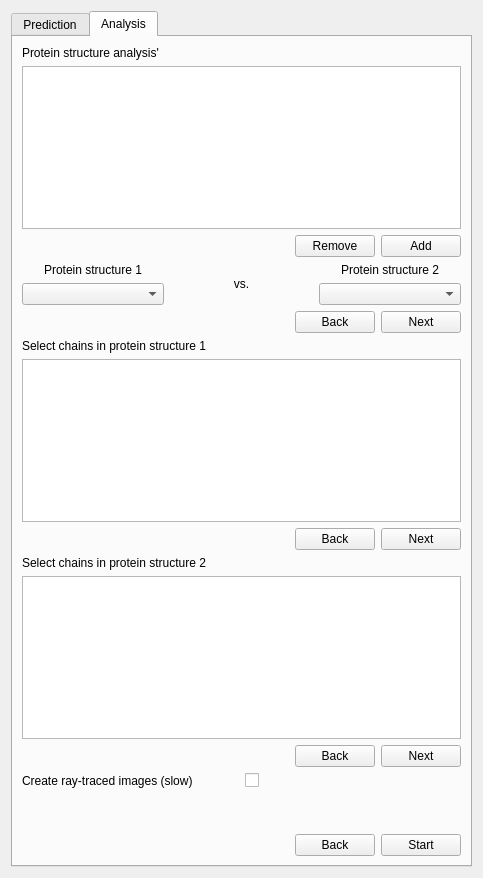
Before: the Qt Designer form pyssa/gui/ui/forms/predict_monomer_view.ui in urban233/PySSA, drawn with Qt 5.
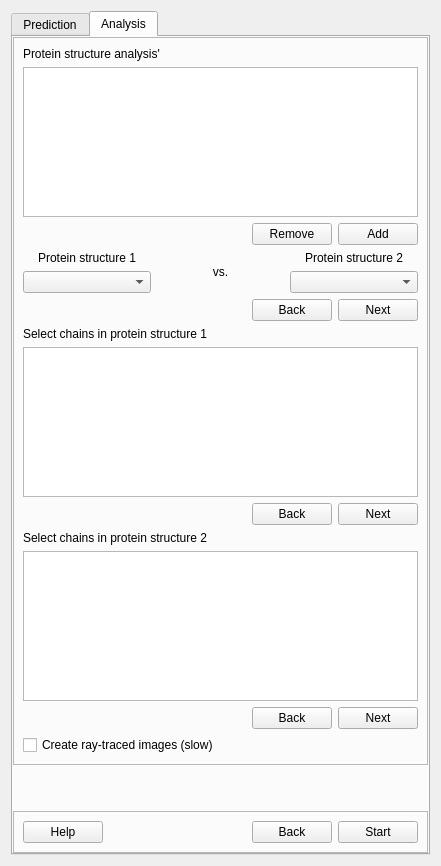
After: the same form once the commit is applied. The open tabs and pages were chosen to show the change.

Commit message: update: added new help design to dialogs

```diff
--- a/pyssa/gui/ui/forms/predict_monomer_view.ui
+++ b/pyssa/gui/ui/forms/predict_monomer_view.ui
@@ -6,8 +6,8 @@
    <rect>
     <x>0</x>
     <y>0</y>
-    <width>483</width>
-    <height>878</height>
+    <width>441</width>
+    <height>866</height>
    </rect>
   </property>
   <property name="windowTitle">
@@ -318,7 +318,28 @@
       <attribute name="title">
        <string>Analysis</string>
       </attribute>
-      <layout class="QVBoxLayout" name="verticalLayout_114">
+      <layout class="QVBoxLayout" name="verticalLayout_7">
+       <property name="leftMargin">
+        <number>0</number>
+       </property>
+       <property name="topMargin">
+        <number>0</number>
+       </property>
+       <property name="rightMargin">
+        <number>0</number>
+       </property>
+       <property name="bottomMargin">
+        <number>0</number>
+       </property>
+       <item>
+        <widget class="QFrame" name="frame_2">
+         <property name="frameShape">
+          <enum>QFrame::StyledPanel</enum>
+         </property>
+         <property name="frameShadow">
+          <enum>QFrame::Raised</enum>
+         </property>
+         <layout class="QVBoxLayout" name="verticalLayout_5">
        <item>
         <layout class="QVBoxLayout" name="verticalLayout_113">
          <item>
@@ -580,21 +601,17 @@
        </item>
        <item>
         <layout class="QHBoxLayout" name="horizontalLayout_95">
-         <item>
-          <widget class="QLabel" name="lbl_pred_analysis_mono_images">
-           <property name="text">
-            <string>Create ray-traced images (slow)</string>
-           </property>
-          </widget>
-         </item>
          <item>
           <widget class="QCheckBox" name="cb_pred_analysis_mono_images">
            <property name="text">
-            <string/>
+               <string>Create ray-traced images (slow)</string>
            </property>
           </widget>
          </item>
         </layout>
+          </item>
+         </layout>
+        </widget>
        </item>
        <item>
         <spacer name="verticalSpacer_18">
@@ -613,7 +630,23 @@
         </spacer>
        </item>
        <item>
+        <widget class="QFrame" name="frame_bottom_2">
+         <property name="frameShape">
+          <enum>QFrame::StyledPanel</enum>
+         </property>
+         <property name="frameShadow">
+          <enum>QFrame::Raised</enum>
+         </property>
+         <layout class="QVBoxLayout" name="verticalLayout_6">
+          <item>
         <layout class="QHBoxLayout" name="horizontalLayout_93">
+            <item>
+             <widget class="QPushButton" name="btn_help_2">
+              <property name="text">
+               <string>Help</string>
+              </property>
+             </widget>
+            </item>
          <item>
           <spacer name="horizontalSpacer_73">
            <property name="orientation">
@@ -642,6 +675,9 @@
           </widget>
          </item>
         </layout>
+          </item>
+         </layout>
+        </widget>
        </item>
       </layout>
      </widget>
```
Left out of the diff: 69 changed lines with no effect on the pictures. Lines whose indentation alone changed are shown as unchanged. The commit also changes 20 other files.
